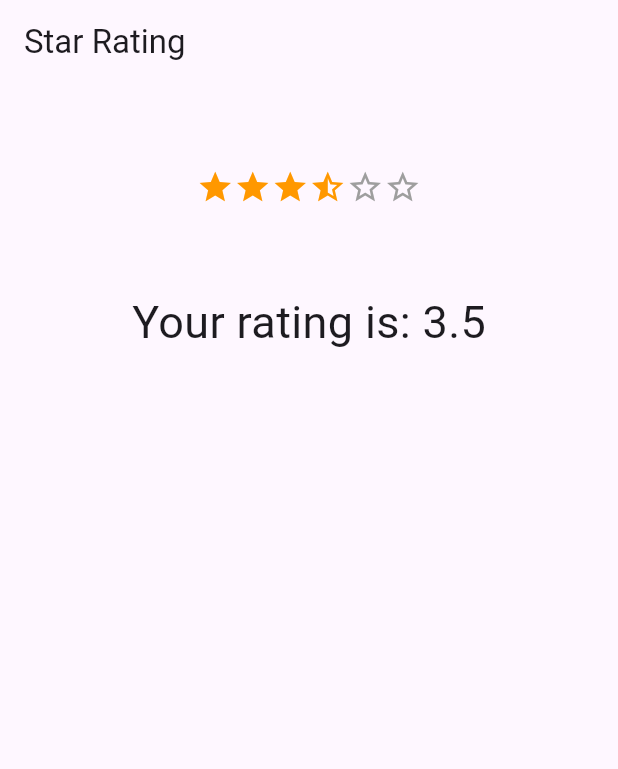
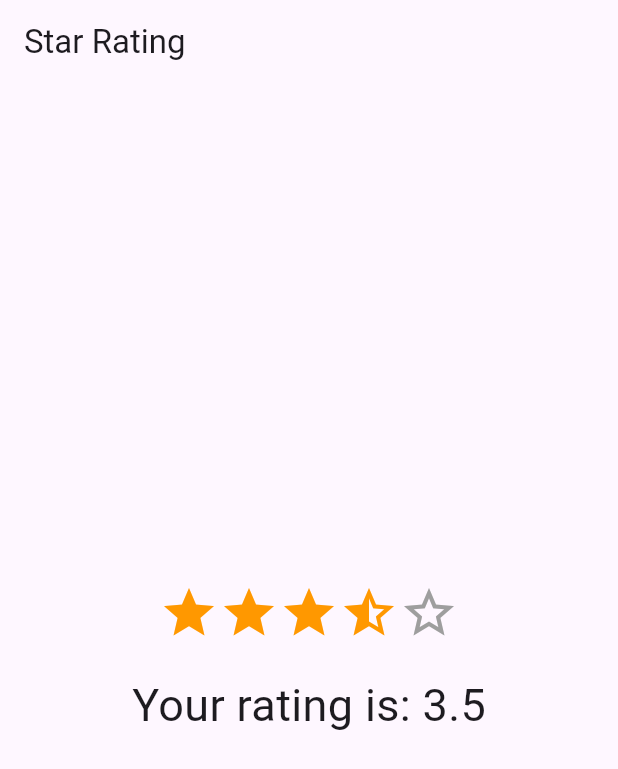
Before and after one commit to Unicorn-Games-Hub/flutter_rating, a Flutter app: the screen it shows after launch, on a phone screen of 412 x 824 dp. Shown: the top 769 px of the screen. Run offline on Flutter 3.47's test engine with Material 3 defaults, Android fonts, the phone set to English and light mode, and no system bars.

Commit message:
update: major changes
- Implemented null safety for better compatibility with Dart's latest features.
- Introduced customizable IconData for star icons allowing for more flexible UI designs.
- Added optional half-star rating functionality for more precise user feedback.
- Ensured default icons adapt to the provided color and borderColor when custom icons are not used.
- Simplified widget structure by removing redundant parameters and optimizing code.
- Adjusted RatingChangeCallback to be nullable to handle cases without rating change actions.
- Deprecated direct star size relative to screen width in favor of explicit size parameter.

```diff
--- a/example/lib/main.dart
+++ b/example/lib/main.dart
@@ -1,60 +1,56 @@
 import 'package:flutter/material.dart';
 import 'package:flutter_rating/flutter_rating.dart';
 
-void main() => runApp(new MyApp());
+void main() => runApp(MyApp());
 
 class MyApp extends StatelessWidget {
   @override
   Widget build(BuildContext context) {
-    return new MaterialApp(
+    return MaterialApp(
       title: 'Flutter Demo',
-      theme: new ThemeData(
+      theme: ThemeData(
         primarySwatch: Colors.blue,
       ),
-      home: new Test(),
+      home: Test(),
     );
   }
 }
 
 class Test extends StatefulWidget {
   @override
-  _TestState createState() => new _TestState();
+  _TestState createState() => _TestState();
 }
 
 class _TestState extends State<Test> {
   double rating = 3.5;
-  int starCount = 6;
+  int starCount = 5;
 
   @override
   Widget build(BuildContext context) {
     return Scaffold(
-      appBar: new AppBar(
-        title: new Text("Star Rating"),
+      appBar: AppBar(
+        title: Text("Star Rating"),
       ),
-      body:
-      new Column(
+      body: Column(
+        mainAxisAlignment: MainAxisAlignment.center,
         children: <Widget>[
-          new Padding(
-            padding: new EdgeInsets.only(
-              top: 50.0,
-              bottom: 50.0,
-            ),
-            child: new StarRating(
-              size: 25.0,
+          Center(
+            child: StarRating(
+              size: 40.0,
               rating: rating,
               color: Colors.orange,
               borderColor: Colors.grey,
+              allowHalfRating: true,
               starCount: starCount,
-              onRatingChanged: (rating) => setState(
-                    () {
-                      this.rating = rating;
-                    },
-                  ),
+              onRatingChanged: (rating) => setState(() {
+                this.rating = rating;
+              }),
             ),
           ),
-          new Text(
+          SizedBox(height: 20),
+          Text(
             "Your rating is: $rating",
-            style: new TextStyle(fontSize: 30.0),
+            style: TextStyle(fontSize: 30.0),
           ),
         ],
       ),
--- a/example/pubspec.yaml
+++ b/example/pubspec.yaml
@@ -6,12 +6,14 @@ dependencies:
     sdk: flutter
   flutter_rating:
     path: ../
-  cupertino_icons: ^0.1.2
+  cupertino_icons: ^1.0.6
 
 dev_dependencies:
   flutter_test:
     sdk: flutter
 
-
 flutter:
   uses-material-design: true
+
+environment:
+  sdk: "^3.3.0"
--- a/lib/flutter_rating.dart
+++ b/lib/flutter_rating.dart
@@ -1,17 +1,19 @@
-library flutter_rating;
-
 import 'package:flutter/material.dart';
 
-typedef void RatingChangeCallback(double rating);
+typedef RatingChangeCallback = void Function(double rating);
 
 class StarRating extends StatelessWidget {
   final int starCount;
   final double rating;
-  final RatingChangeCallback onRatingChanged;
-  final Color color;
-  final Color borderColor;
-  final double size;
+  final RatingChangeCallback? onRatingChanged;
+  final Color? color;
+  final Color? borderColor;
+  final double? size;
   final MainAxisAlignment mainAxisAlignment;
+  final bool allowHalfRating;
+  final IconData? filledIcon;
+  final IconData? halfFilledIcon;
+  final IconData? emptyIcon;
 
   StarRating({
     this.starCount = 5,
@@ -21,52 +23,50 @@ class StarRating extends StatelessWidget {
     this.borderColor,
     this.size,
     this.mainAxisAlignment = MainAxisAlignment.center,
-  });
+    this.allowHalfRating = false,
+    Key? key,
+    this.filledIcon,
+    this.halfFilledIcon,
+    this.emptyIcon,
+  }) : super(key: key);
 
   Widget buildStar(BuildContext context, int index) {
-    Icon icon;
-    double ratingStarSizeRelativeToScreen =
-        MediaQuery.of(context).size.width / starCount;
+    IconData iconData;
+    if (index >= rating) {
+      iconData = emptyIcon ?? Icons.star_border;
+    } else if (index > rating - 1 && index < rating) {
+      iconData = halfFilledIcon ?? Icons.star_half;
+    } else {
+      iconData = filledIcon ?? Icons.star;
+    }
 
-    if (index >= rating) {
-      icon = new Icon(
-        Icons.star_border,
-        color: borderColor ?? Theme.of(context).buttonColor,
-        size: size ?? ratingStarSizeRelativeToScreen,
-      );
-    } else if (index > rating - 1 && index < rating) {
-      icon = new Icon(
-        Icons.star_half,
-        color: color ?? Theme.of(context).primaryColor,
-        size: size ?? ratingStarSizeRelativeToScreen,
-      );
-    } else {
-      icon = new Icon(
-        Icons.star,
-        color: color ?? Theme.of(context).primaryColor,
-        size: size ?? ratingStarSizeRelativeToScreen,
-      );
-    }
-    return new InkResponse(
+    Icon icon = Icon(
+      iconData,
+      color:
+          index >= rating ? borderColor ?? Colors.grey : color ?? Colors.yellow,
+      size: size,
+    );
+
+    return InkResponse(
       highlightColor: Colors.transparent,
-      radius: (size ?? ratingStarSizeRelativeToScreen) / 2,
+      radius: size ?? MediaQuery.of(context).size.width / starCount / 2,
       onTap:
-          onRatingChanged == null ? null : () => onRatingChanged(index + 1.0),
-      child: new Container(
-        height: (size ?? ratingStarSizeRelativeToScreen) * 1.5,
-        child: icon,
-      ),
+          onRatingChanged == null ? null : () => onRatingChanged!(index + 1.0),
+      onLongPress: allowHalfRating && onRatingChanged != null
+          ? () => onRatingChanged!(index + 0.5)
+          : null,
+      child: icon,
     );
   }
 
   @override
   Widget build(BuildContext context) {
-    return new Material(
+    return Material(
       type: MaterialType.transparency,
-      child: new Center(
-        child: new Row(
+      child: Center(
+        child: Row(
           mainAxisAlignment: mainAxisAlignment,
-          children: new List.generate(
+          children: List.generate(
             starCount,
             (index) => buildStar(context, index),
           ),
--- a/pubspec.yaml
+++ b/pubspec.yaml
@@ -15,4 +15,4 @@ dev_dependencies:
 flutter:
 
 environment:
-  sdk: ">=2.0.0-dev.28.0<3.0.0"
+  sdk: ">=2.12.0 <4.0.0"
```
Also changed, not shown: example/assets/full_rating.gif (added), example/assets/half_rating.gif (added), example/pubspec.lock, pubspec.lock, 8 other files.
